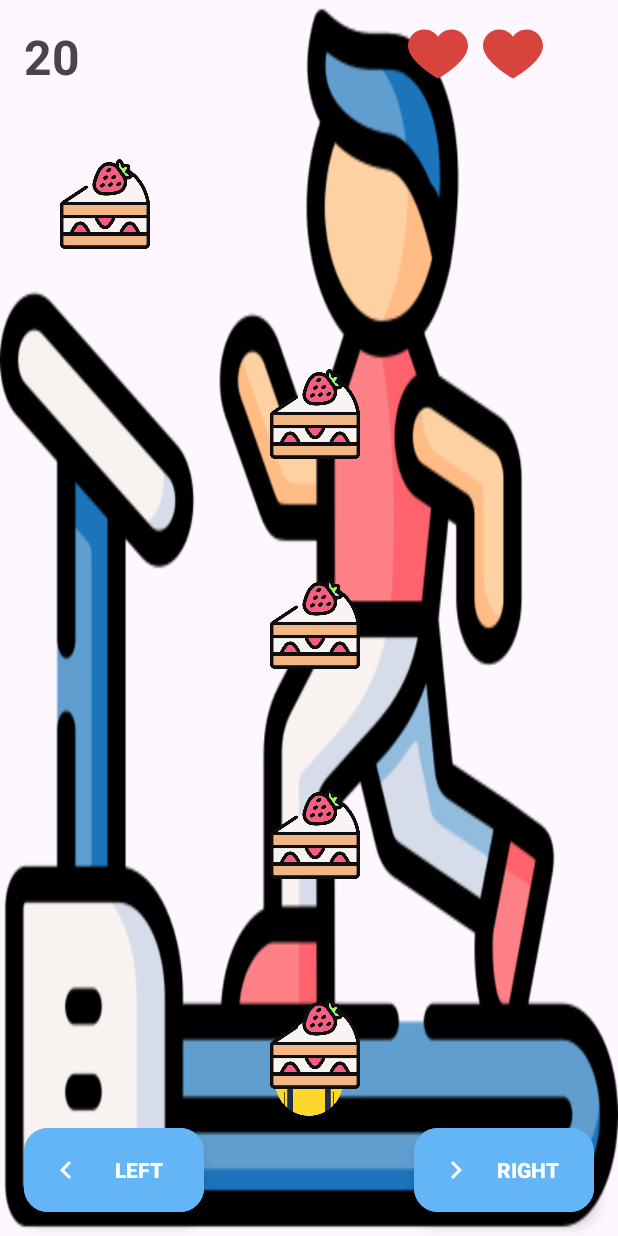
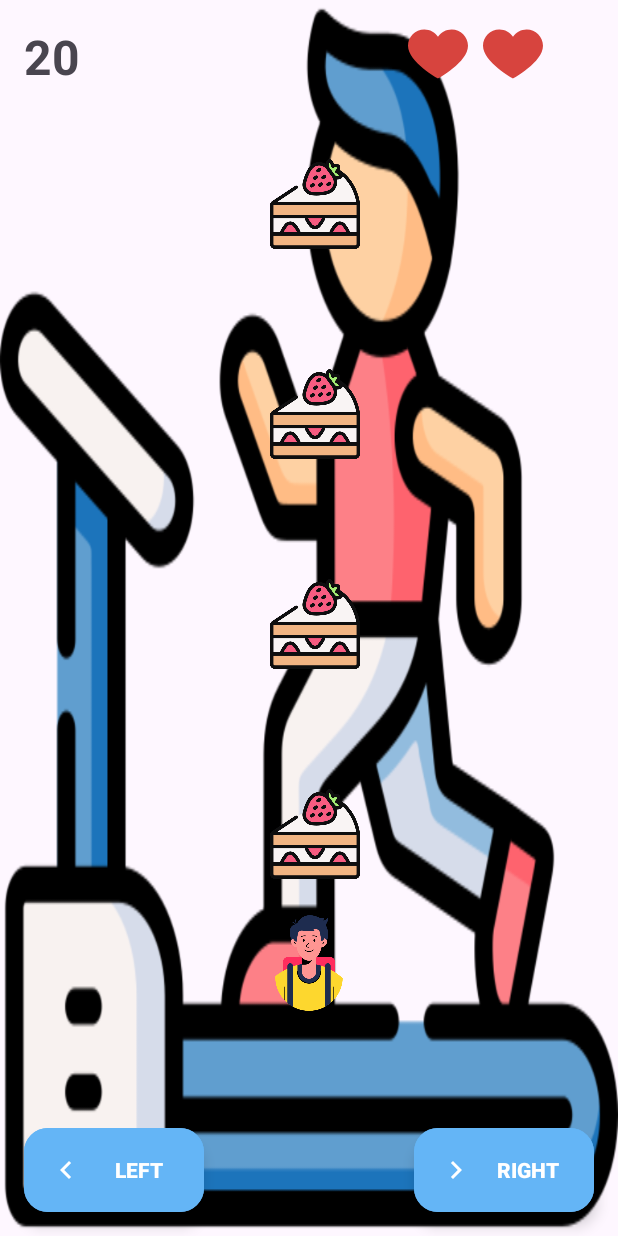
Before and after one commit to danielgerbi7/HW-Android, an Android app: the first screen one second after launch (MainActivity), on a phone screen of 412 x 824 dp. Run offline under Robolectric (Android 15) with nearby library versions, the phone set to English and light mode, and no system bars.

Commit message:
Fixed collision

```diff
--- a/app/src/main/java/com/example/hw1_daniel_gerbi/MainActivity.kt
+++ b/app/src/main/java/com/example/hw1_daniel_gerbi/MainActivity.kt
@@ -33,9 +33,9 @@
 
     private val runnable = object : Runnable {
         override fun run() {
+            handler.postDelayed(this, 1000)
             gameManager.moveCakesDown()
             refreshUI()
-            handler.postDelayed(this, 1000)
         }
     }
 
@@ -123,7 +123,7 @@
             updatePlayers()
             updateCakes()
             if(gameManager.checkCollision()){
-                Toast.makeText(this, "😒 hit!", Toast.LENGTH_SHORT).show()
+                Toast.makeText(this, "You ate the cakes , it's not healthy!", Toast.LENGTH_SHORT).show()
                 updateHearts()
             }
             gameManager.updateScore()
@@ -160,8 +160,8 @@
     }
 
     private fun updateCakes() {
-        for (row in 0 until 5) {
-            for (col in 0 until 3) {
+        for (row in main_IMG_cakes.indices) {
+            for (col in main_IMG_cakes[row].indices) {
                 if (gameManager.cakeMatrix[row][col]) {
                     main_IMG_cakes[row][col].visibility = View.VISIBLE
                 } else {
--- a/app/src/main/java/com/example/hw1_daniel_gerbi/logic/GameManager.kt
+++ b/app/src/main/java/com/example/hw1_daniel_gerbi/logic/GameManager.kt
@@ -34,7 +34,11 @@
         get() = hitPosition == lifeCount
 
     private fun getRandomMatrix() : Array<Array<Boolean>>{
-        return Array(5) {  getRandomBooleanArray(numOfLanes) }
+        val arr: Array<Array<Boolean>> = Array(5) { Array(numOfLanes) { false } }
+        for(i in 0..2){
+            arr[i] = getRandomBooleanArray(numOfLanes)
+        }
+        return arr
     }
 
     fun moveCakesDown() {
@@ -54,7 +58,7 @@
     }
 
     fun checkCollision(): Boolean {
-        if (cakeMatrix[4][playerPosition]) {
+        if (cakeMatrix[3][playerPosition]) {
             hitPosition++
             return true
         }
--- a/app/src/main/res/layout/activity_main.xml
+++ b/app/src/main/res/layout/activity_main.xml
@@ -6,6 +6,7 @@
     android:layout_width="match_parent"
     android:layout_height="match_parent"
     android:background="@drawable/treadmill"
+    android:layoutDirection="ltr"
     tools:context=".MainActivity">
 
     <com.google.android.material.textview.MaterialTextView
--- a/app/src/main/res/values/dimens.xml
+++ b/app/src/main/res/values/dimens.xml
@@ -8,7 +8,7 @@
     <dimen name="heart_margins">10dp</dimen>
     <dimen name="player_width">64dp</dimen>
     <dimen name="player_height">64dp</dimen>
-    <dimen name="margin_bottom_player">80dp</dimen>
+    <dimen name="margin_bottom_player">150dp</dimen>
     <dimen name="default_margin_cake">40dp</dimen>
     <dimen name="cake_size">60dp</dimen>
 </resources>
```
